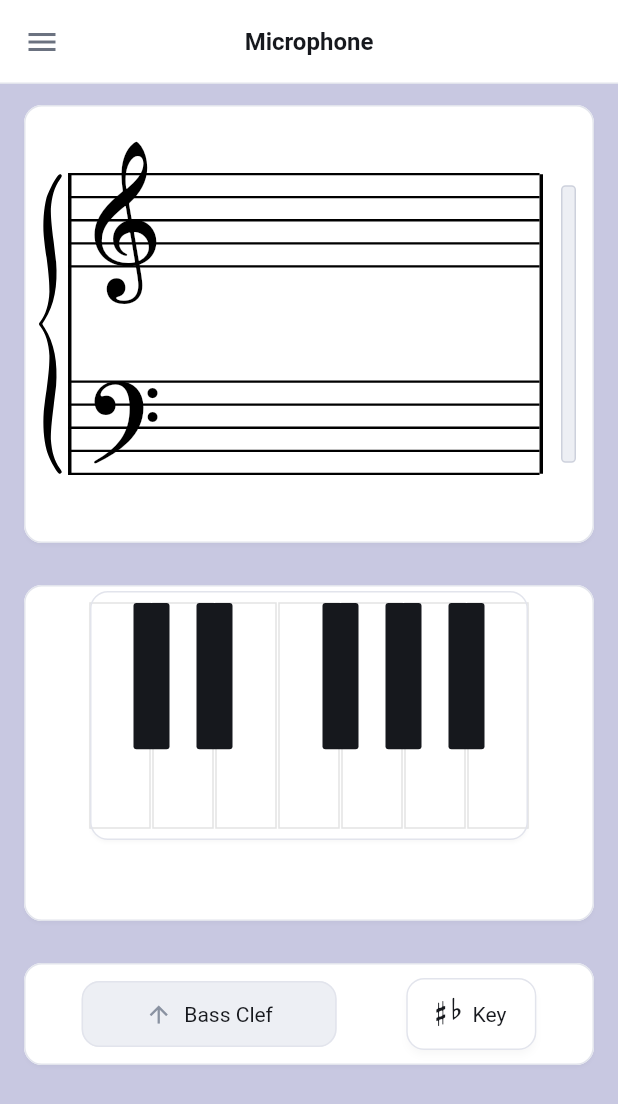
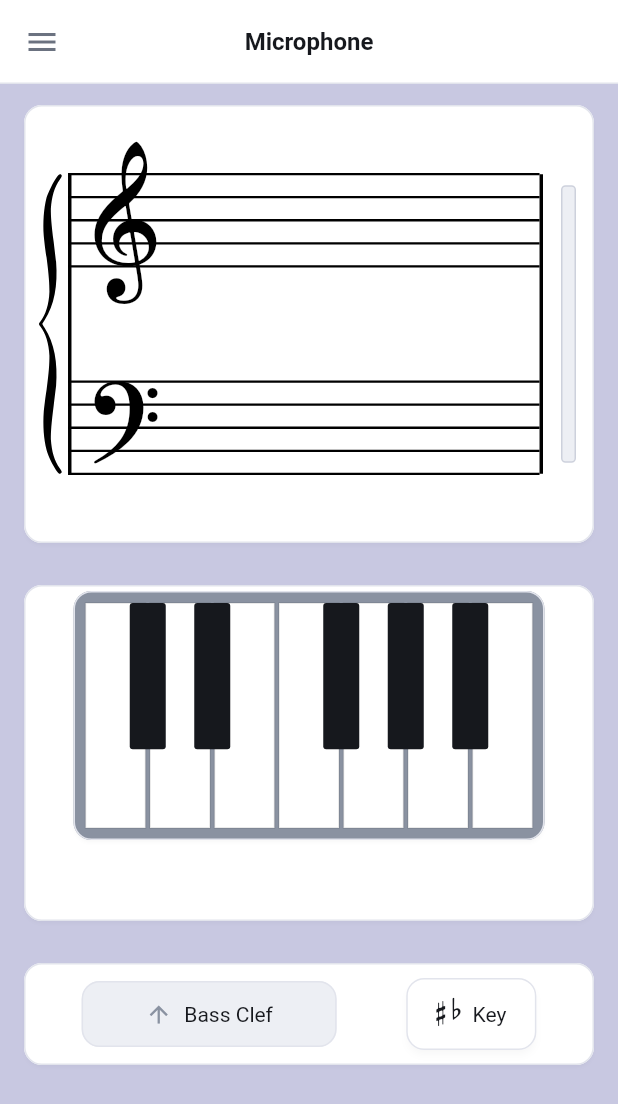
Before and after one commit to Julien5/pianoscope, a Flutter app: the screen it shows after launch, after a tap on "Microphone", on a phone screen of 412 x 824 dp. Shown: the top 1104 px of the screen. Run offline on Flutter 3.47's test engine with Material 3 defaults, Android fonts, the phone set to English and light mode, and no system bars; our stand-ins replace go_router, permission_handler, shared_preferences, wakelock_plus; missing offline and left inert: flutter_rust_bridge, window_manager; project files that could hold a hidden picture were left out.

Commit message:
keyboard: fix color of the pressed dot
- tweak space between keys
- make keyboard border visible
- change position of the menu button in landscape mode

```diff
--- a/frontend/lib/src/routes.dart
+++ b/frontend/lib/src/routes.dart
@@ -45,8 +45,7 @@ Widget _noAppBarScaffold(Widget child) {
             Positioned(
               top:
                   MediaQuery.of(context).padding.top +
-                  MediaQuery.of(context).size.height / 2 -
-                  24,
+                  MediaQuery.of(context).size.height / 3,
               left: AppSpacing.sm,
               child: SizedBox.square(
                 dimension: AppHeights.button,
--- a/frontend/lib/src/screens/midi_signal_screen.dart
+++ b/frontend/lib/src/screens/midi_signal_screen.dart
@@ -413,8 +413,9 @@ class _KeyboardPanel extends StatelessWidget {
     return Column(
       children: [
         Card(
+          color: AppColors.textTertiary,
           child: Padding(
-            padding: const EdgeInsets.symmetric(vertical: AppSpacing.sm),
+            padding: const EdgeInsets.all(AppSpacing.sm),
             child: KeyboardWidget(
               pressedNotes: data.notes,
               whiteHeight: AppKeyboardStyle.compactWhiteHeight,
--- a/frontend/lib/src/style.dart
+++ b/frontend/lib/src/style.dart
@@ -158,13 +158,13 @@ abstract class AppKeyboardStyle {
 
   static const double blackWidthRatio = 0.6;
   static const double blackHeightRatio = 0.65;
-  static const double whiteSpace = 2;
+  static const double whiteSpace = 3;
   static const double blackKeyRadius = 2;
 
   /// Distance from the bottom of a key to the centre of its pressed dot.
   static const double pressedDotOffset = 20;
   static const double pressedDotRadius = 5;
-  static const Color pressedDotColor = AppColors.primary;
+  static const Color pressedDotColor = AppColors.secondary;
 
   static const Color whiteKeyFill = Colors.white;
   static const Color whiteKeyStroke = Color(0x1F16181D);
```
